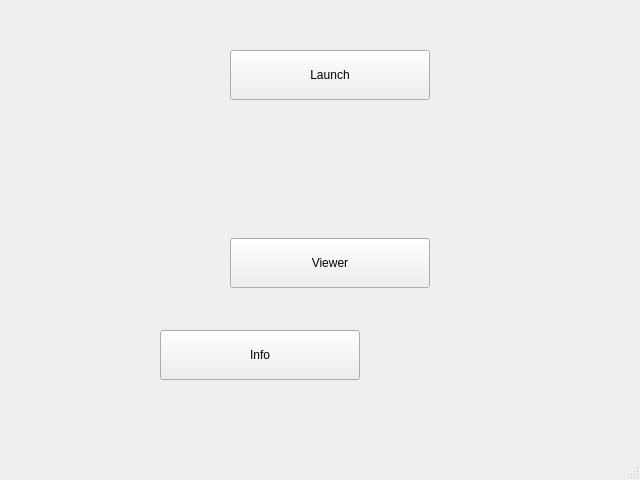
Old version of the form src/gui/mainwindow.ui in the repository Teuira/fitmodelqt.
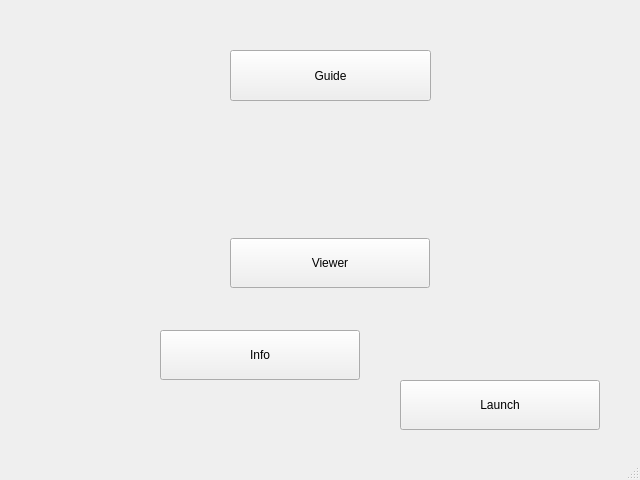
New version of the form.

```diff
--- a/src/gui/mainwindow.ui
+++ b/src/gui/mainwindow.ui
@@ -17,8 +17,8 @@
    <widget class="QPushButton" name="pushButton">
     <property name="geometry">
      <rect>
-      <x>230</x>
-      <y>50</y>
+      <x>400</x>
+      <y>380</y>
       <width>200</width>
       <height>50</height>
      </rect>
@@ -53,6 +53,19 @@
      <string>Info</string>
     </property>
    </widget>
+   <widget class="QPushButton" name="btnGuide">
+    <property name="geometry">
+     <rect>
+      <x>230</x>
+      <y>50</y>
+      <width>201</width>
+      <height>51</height>
+     </rect>
+    </property>
+    <property name="text">
+     <string>Guide</string>
+    </property>
+   </widget>
   </widget>
   <widget class="QStatusBar" name="statusBar"/>
   <action name="actionNew_Session">
```
